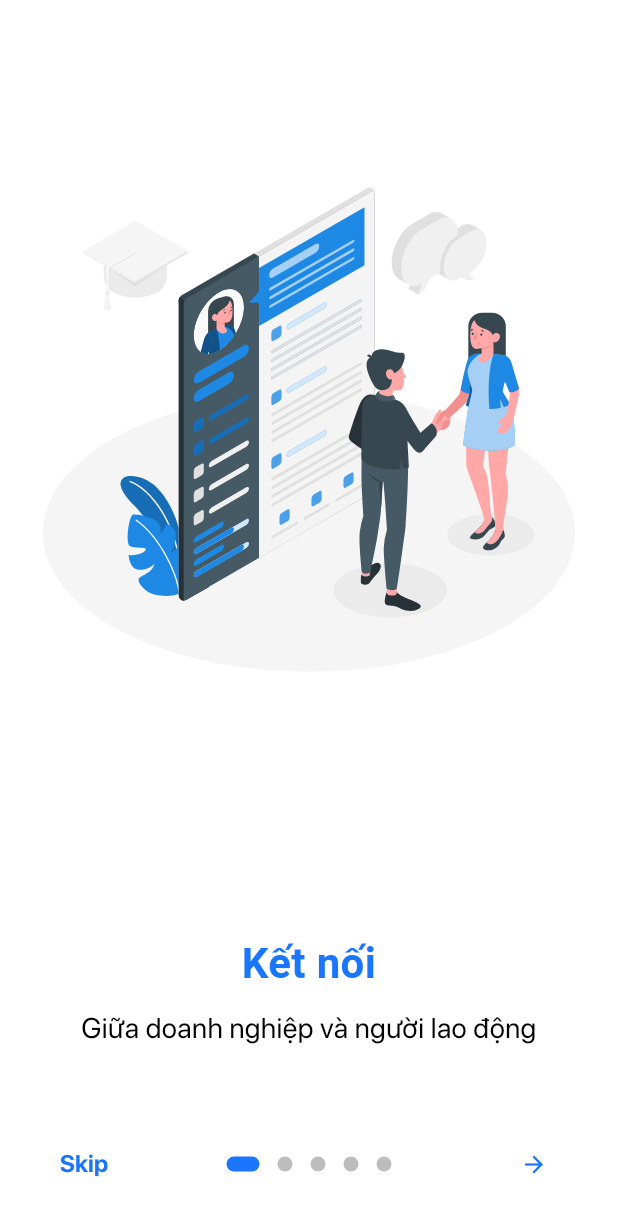
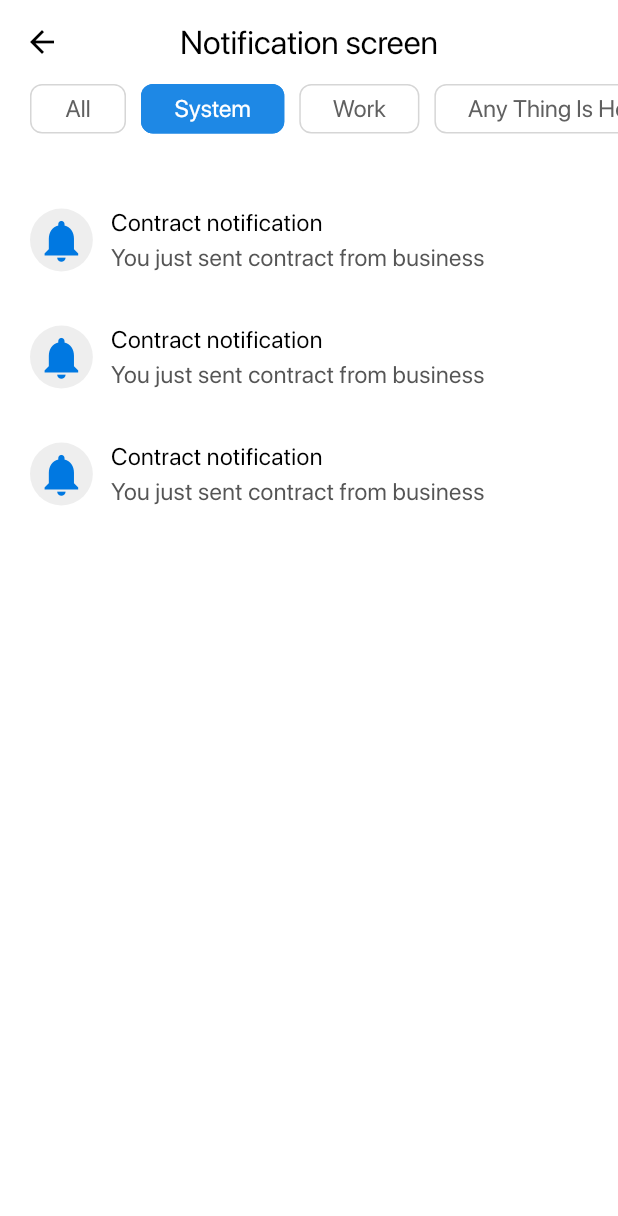
Before and after one commit to Vanhoai/wflow, a Flutter app: the screen it shows after launch, on a phone screen of 412 x 824 dp. Shown: the top 1216 px of the screen. Run offline on Flutter 3.47's test engine with Material 2 defaults, Android fonts, the phone set to English and light mode, and no system bars; drawn by our look-alikes of introduction_screen; our stand-ins replace dartz, device_info_plus, dio, emoji_picker_flutter, equatable, file_picker and 19 more; missing offline and left inert: dart:ffi, flutter_config_plus, flutter_flipperkit, flutter_sound, photo_manager, stringee_flutter_plugin and 1 more; accounts and stored records are empty; generated files the repository leaves out were written again; Roboto replaces fonts that are missing (null); project files that could hold a hidden picture were left out.

Commit message:
update: notification screen

```diff
--- a/lib/common/app.dart
+++ b/lib/common/app.dart
@@ -10,6 +10,7 @@ import 'package:wflow/core/routes/routes.dart';
 import 'package:wflow/core/theme/them.dart';
 import 'package:wflow/core/widgets/shared/shared.dart';
 import 'package:wflow/modules/introduction/presentation/introduction.dart';
+import 'package:wflow/modules/main/presentation/personal/notification_screen/notification_screen.dart';
 
 class App extends StatefulWidget {
   const App({super.key});
@@ -81,10 +82,11 @@ class _AppState extends State<App> {
                     title: EnvironmentConfiguration.appHeading,
                     theme: themeData,
                     darkTheme: themeDataDark,
-                    themeMode: parent.isDarkMode ? ThemeMode.dark : ThemeMode.light,
+                    themeMode:
+                        parent.isDarkMode ? ThemeMode.dark : ThemeMode.light,
                     onGenerateRoute: AppRoutes.generateRoute,
-                    initialRoute: RouteKeys.introScreen,
-                    home: const IntroScreen(),
+                    initialRoute: RouteKeys.notificationScreen,
+                    home: const NotificationScreen(),
                   ),
                   BlocBuilder(
                     bloc: instance.get<AppLoadingBloc>(),
--- a/lib/core/routes/routes.dart
+++ b/lib/core/routes/routes.dart
@@ -15,6 +15,7 @@ import 'package:wflow/modules/main/presentation/message/rooms/rooms.dart';
 import 'package:wflow/modules/main/presentation/personal/authenticate/austepone/austepone.dart';
 import 'package:wflow/modules/main/presentation/personal/authenticate/austepthree/austepthree.dart';
 import 'package:wflow/modules/main/presentation/personal/authenticate/austeptwo/austeptwo.dart';
+import 'package:wflow/modules/main/presentation/personal/notification_screen/notification_screen.dart';
 import 'package:wflow/modules/main/presentation/personal/setting/setting.dart';
 import 'package:wflow/modules/main/presentation/photo/photo.dart';
 
@@ -38,12 +39,14 @@ class AppRoutes {
       case RouteKeys.createAccountScreen:
         final args = settings.arguments as String;
         return MaterialPageRoute(
-          builder: (_) => CreateAccountScreen(createAccountBloc: instance.get<CreateAccountBloc>(), str: args),
+          builder: (_) => CreateAccountScreen(
+              createAccountBloc: instance.get<CreateAccountBloc>(), str: args),
         );
       case RouteKeys.bottomScreen:
         return MaterialPageRoute(builder: (_) => const BottomNavigation());
       case RouteKeys.candidateContractScreen:
-        return MaterialPageRoute(builder: (_) => const CandidateContractScreen());
+        return MaterialPageRoute(
+            builder: (_) => const CandidateContractScreen());
       case RouteKeys.jobInformationScreen:
         return MaterialPageRoute(builder: (_) => const JobInformationScreen());
       case RouteKeys.candidateListScreen:
@@ -62,6 +65,8 @@ class AppRoutes {
         return MaterialPageRoute(builder: (_) => const AuStepTwoScreen());
       case RouteKeys.auStepThreeScreen:
         return MaterialPageRoute(builder: (_) => const AuStepThreeScreen());
+      case RouteKeys.notificationScreen:
+        return MaterialPageRoute(builder: (_) => const NotificationScreen());
       default:
         return MaterialPageRoute(builder: (_) => Container());
     }
--- a/lib/modules/main/presentation/personal/notification/components/button_notification.dart
+++ b/lib/modules/main/presentation/personal/notification_screen/components/category_button.dart
@@ -1,35 +1,31 @@
 import 'package:flutter/material.dart';
 
-class ButtonNotification extends StatefulWidget {
-  const ButtonNotification({
+class CategoryButton extends StatefulWidget {
+  const CategoryButton({
     super.key,
-    required this.width,
-    required this.height,
-    required this.content,
+    required this.category,
     required this.isActive,
     required this.onChanged,
   });
 
-  final double width;
-  final double height;
-  final String content;
+  final String category;
   final bool isActive;
   final Function()? onChanged;
 
   @override
-  State<ButtonNotification> createState() => _ButtonNotificationState();
+  State<CategoryButton> createState() => Category_Button();
 }
 
-class _ButtonNotificationState extends State<ButtonNotification> {
+class Category_Button extends State<CategoryButton> {
   @override
   Widget build(BuildContext context) {
     return Container(
-      margin: EdgeInsets.only(
-          left: ((MediaQuery.sizeOf(context).width) / 100) * 2.04,
-          right: ((MediaQuery.sizeOf(context).width) / 100) * 2.04),
+      margin: const EdgeInsets.only(
+        left: 5,
+        right: 5,
+      ),
       child: SizedBox(
-        width: ((MediaQuery.sizeOf(context).width) / 100) * widget.width,
-        height: ((MediaQuery.sizeOf(context).height) / 100) * widget.height,
+        height: 33,
         child: OutlinedButton(
           onPressed: widget.onChanged,
           style: OutlinedButton.styleFrom(
@@ -49,7 +45,7 @@ class _ButtonNotificationState extends State<ButtonNotification> {
             ),
           ),
           child: Text(
-            widget.content,
+            widget.category,
             style: TextStyle(
               fontSize: 16,
               fontWeight: FontWeight.normal,
--- a/lib/modules/main/presentation/personal/notification/components/item_notification.dart
+++ b/lib/modules/main/presentation/personal/notification_screen/components/notification_card.dart
@@ -1,8 +1,8 @@
 import 'package:flutter/material.dart';
 import 'package:wflow/core/theme/size.dart';
 
-class ItemNotification extends StatefulWidget {
-  const ItemNotification({
+class NotificationCard extends StatefulWidget {
+  const NotificationCard({
     super.key,
     required this.title,
     required this.content,
@@ -12,10 +12,10 @@ class ItemNotification extends StatefulWidget {
   final String content;
 
   @override
-  State<ItemNotification> createState() => _ItemNotificationState();
+  State<NotificationCard> createState() => NotificationStateCard();
 }
 
-class _ItemNotificationState extends State<ItemNotification> {
+class NotificationStateCard extends State<NotificationCard> {
   @override
   Widget build(BuildContext context) {
     return InkWell(
--- /dev/null
+++ b/lib/modules/main/presentation/personal/notification_screen/notification_screen.dart
@@ -0,0 +1,79 @@
+import 'package:flutter/material.dart';
+import 'package:wflow/modules/main/presentation/personal/notification_screen/components/category_button.dart';
+import 'package:wflow/modules/main/presentation/personal/notification_screen/components/notification_card.dart';
+import 'package:wflow/modules/main/presentation/personal/notification_screen/utils/constants.dart';
+
+class NotificationScreen extends StatefulWidget {
+  const NotificationScreen({super.key});
+
+  @override
+  State<NotificationScreen> createState() => _NotificationScreen();
+}
+
+class _NotificationScreen extends State<NotificationScreen> {
+  int _itemIndexSelected = 1;
+
+  void onChangedItemIndexSelected(int i) => setState(() {
+        _itemIndexSelected = i;
+      });
+
+  @override
+  Widget build(BuildContext context) {
+    return Scaffold(
+      appBar: AppBar(
+        title: const Text(
+          'Notification screen',
+        ),
+        centerTitle: true,
+      ),
+      body: Container(
+        width: double.infinity,
+        height: double.infinity,
+        child: Column(
+          children: <Widget>[
+            _buildCategorySelectionList(),
+            const SizedBox(
+              height: 32,
+            ),
+            _buildNotificationList(),
+          ],
+        ),
+      ),
+    );
+  }
+
+  Widget _buildCategorySelectionList() {
+    return SizedBox(
+      height: 33,
+      child: Expanded(
+        child: ListView.builder(
+          padding: const EdgeInsets.only(
+            left: 15,
+            right: 15,
+          ),
+          itemCount: categories.length,
+          itemBuilder: (context, index) => CategoryButton(
+            category: categories[index]['category'],
+            isActive: _itemIndexSelected == index,
+            onChanged: () => onChangedItemIndexSelected(index),
+          ),
+          scrollDirection: Axis.horizontal,
+        ),
+      ),
+    );
+  }
+
+  Widget _buildNotificationList() {
+    final List notifications = categories[_itemIndexSelected]['notifications'];
+
+    return Expanded(
+      child: ListView.builder(
+        itemCount: notifications.length,
+        itemBuilder: (context, index) => NotificationCard(
+          title: notifications[index]['title'],
+          content: notifications[index]['content'],
+        ),
+      ),
+    );
+  }
+}
--- /dev/null
+++ b/lib/modules/main/presentation/personal/notification_screen/utils/constants.dart
@@ -0,0 +1,87 @@
+final List categories = [
+  {
+    'category': 'All',
+    'notifications': [
+      {
+        'title': 'Contract notification',
+        'content': 'You just sent contract from business',
+      },
+      {
+        'title': 'Contract notification',
+        'content': 'You just sent contract from business',
+      },
+      {
+        'title': 'Contract notification',
+        'content': 'You just sent contract from business',
+      },
+      {
+        'title': 'Contract notification',
+        'content': 'You just sent contract from business',
+      },
+      {
+        'title': 'Contract notification',
+        'content': 'You just sent contract from business',
+      },
+      {
+        'title': 'Contract notification',
+        'content': 'You just sent contract from business',
+      },
+    ]
+  },
+  {
+    'category': 'System',
+    'notifications': [
+      {
+        'title': 'Contract notification',
+        'content': 'You just sent contract from business',
+      },
+      {
+        'title': 'Contract notification',
+        'content': 'You just sent contract from business',
+      },
+      {
+        'title': 'Contract notification',
+        'content': 'You just sent contract from business',
+      },
+    ]
+  },
+  {
+    'category': 'Work',
+    'notifications': [
+      {
+        'title': 'Contract notification',
+        'content': 'You just sent contract from business',
+      },
+    ]
+  },
+  {
+    'category': 'Any Thing Is Here',
+    'notifications': [
+      {
+        'title': 'Contract notification',
+        'content': 'You just sent contract from business',
+      },
+      {
+        'title': 'Contract notification',
+        'content': 'You just sent contract from business',
+      },
+      {
+        'title': 'Contract notification',
+        'content': 'You just sent contract from business',
+      },
+      {
+        'title': 'Contract notification',
+        'content': 'You just sent contract from business',
+      },
+      {
+        'title': 'Contract notification',
+        'content': 'You just sent contract from business',
+      },
+      {
+        'title': 'Contract notification',
+        'content': 'You just sent contract from business',
+      },
+    ]
+  },
+  {'category': 'One More', 'notifications': []},
+];
```
Also changed, not shown: lib/modules/main/presentation/personal/notification/notification_app.dart (deleted, +0 -57 lines), lib/modules/main/presentation/personal/notification/pages/all.dart (deleted, +0 -28 lines), lib/modules/main/presentation/personal/notification/pages/system.dart (deleted, +0 -15 lines), lib/modules/main/presentation/personal/notification/pages/work.dart (deleted, +0 -15 lines), lib/modules/main/presentation/personal/notification/utils/constants.dart (deleted, +0 -87 lines), 2 other files.
